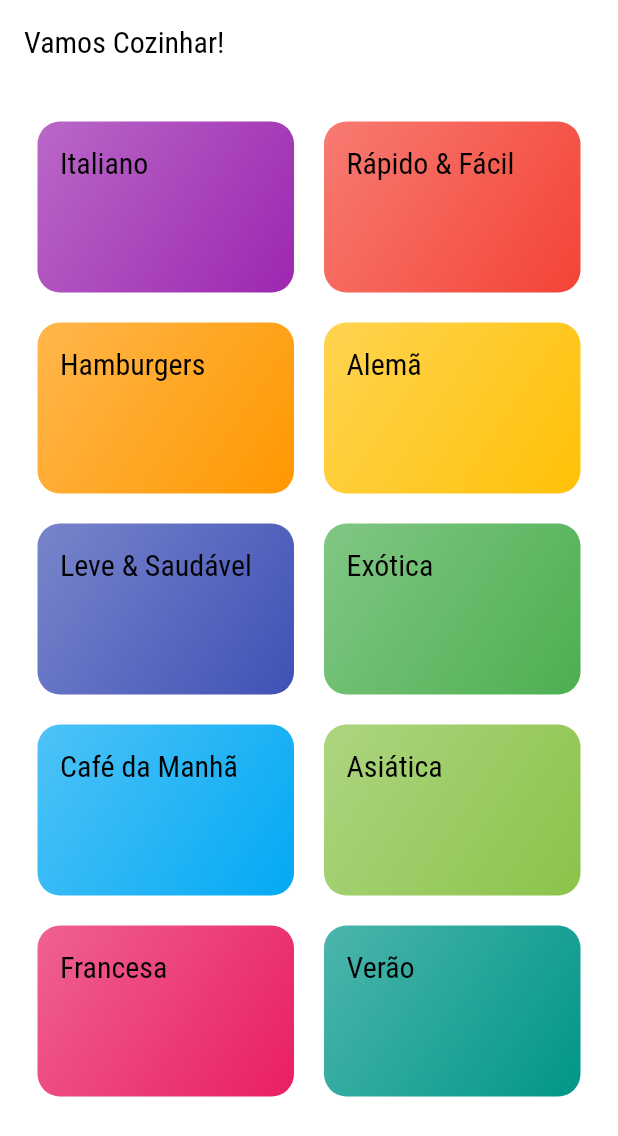
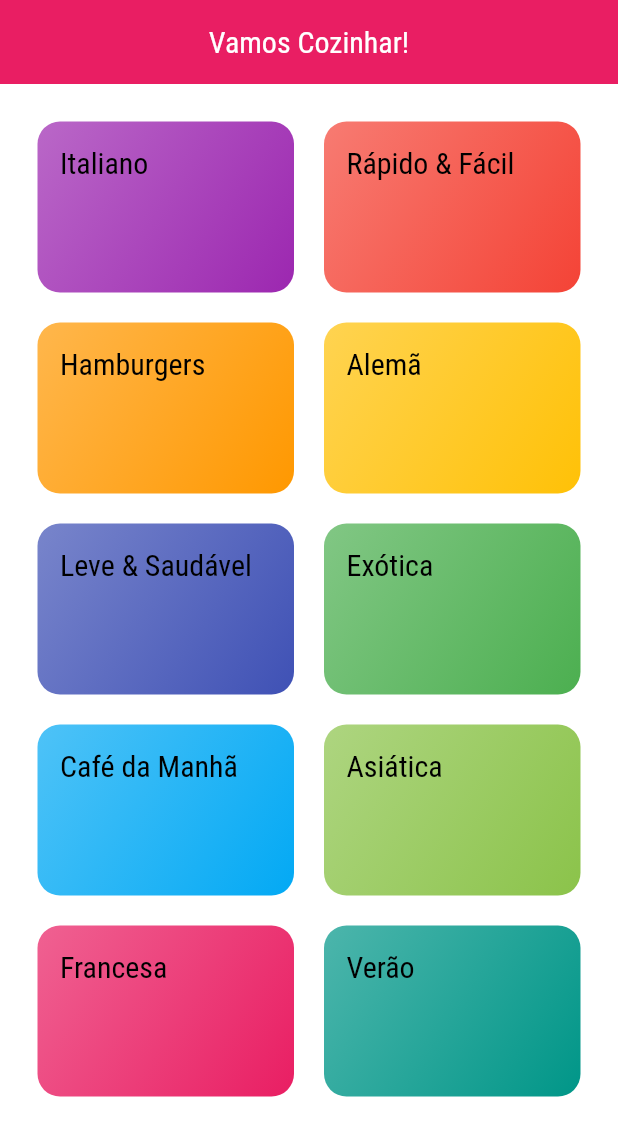
Before and after one commit to RafaellaBarbosa/meals, a Flutter app: the screen it shows after launch, on a phone screen of 412 x 824 dp. Shown: the top 1136 px of the screen. Run offline on Flutter 3.47's test engine with Material 3 defaults, Android fonts, the phone set to English and light mode, and no system bars.

```diff
--- a/lib/components/category_item.dart
+++ b/lib/components/category_item.dart
@@ -1,15 +1,26 @@
 import 'package:flutter/material.dart';
+import 'package:meals/screens/categories_meals_screen.dart';
 
 import '../models/category.dart';
 
 class CategoryItem extends StatelessWidget {
   final Category category;
 
-  const CategoryItem(this.category, {super.key});
+  const CategoryItem({super.key, required this.category});
+
+  void _selectCategory(BuildContext context, Category category) {
+    Navigator.of(
+      context,
+    ).pushNamed(CategoriesMealsScreen.routeName, arguments: category);
+  }
 
   @override
   Widget build(BuildContext context) {
-    return Container(
+    return InkWell(
+      onTap: () => _selectCategory(context, category),
+      borderRadius: BorderRadius.circular(15),
+      splashColor: Theme.of(context).colorScheme.primary,
+      child: Container(
         padding: const EdgeInsets.all(15),
         decoration: BoxDecoration(
           borderRadius: BorderRadius.circular(15),
@@ -26,6 +37,7 @@ class CategoryItem extends StatelessWidget {
           category.title,
           style: Theme.of(context).textTheme.titleLarge,
         ),
+      ),
     );
   }
 }
--- a/lib/main.dart
+++ b/lib/main.dart
@@ -1,4 +1,5 @@
 import 'package:flutter/material.dart';
+import 'package:meals/screens/categories_meals_screen.dart';
 import 'package:meals/screens/categories_screen.dart';
 
 void main() => runApp(MyApp());
@@ -15,6 +16,11 @@ class MyApp extends StatelessWidget {
           primary: Colors.pink,
           secondary: Colors.amber,
         ),
+        appBarTheme: const AppBarTheme(
+          backgroundColor: Colors.pink,
+          foregroundColor: Colors.white,
+          centerTitle: true,
+        ),
         canvasColor: const Color.fromRGBO(255, 254, 229, 1),
         fontFamily: 'Raleway',
         textTheme: ThemeData.light().textTheme.copyWith(
@@ -25,6 +31,9 @@ class MyApp extends StatelessWidget {
         ),
       ),
       home: CategoriesScreen(),
+       routes: {
+       CategoriesMealsScreen.routeName: (_) =>  CategoriesMealsScreen( ),
+      },
     );
   }
 }
--- a/lib/screens/categories_screen.dart
+++ b/lib/screens/categories_screen.dart
@@ -22,7 +22,7 @@ class CategoriesScreen extends StatelessWidget {
         ),
         children:
             categories.map((category) {
-              return CategoryItem(category);
+              return CategoryItem(category: category);
             }).toList(),
       ),
     );
```
Also changed, not shown: lib/screens/categories_meals_screen.dart (added, +27 -0 lines). Lines whose indentation alone changed are shown as unchanged.
